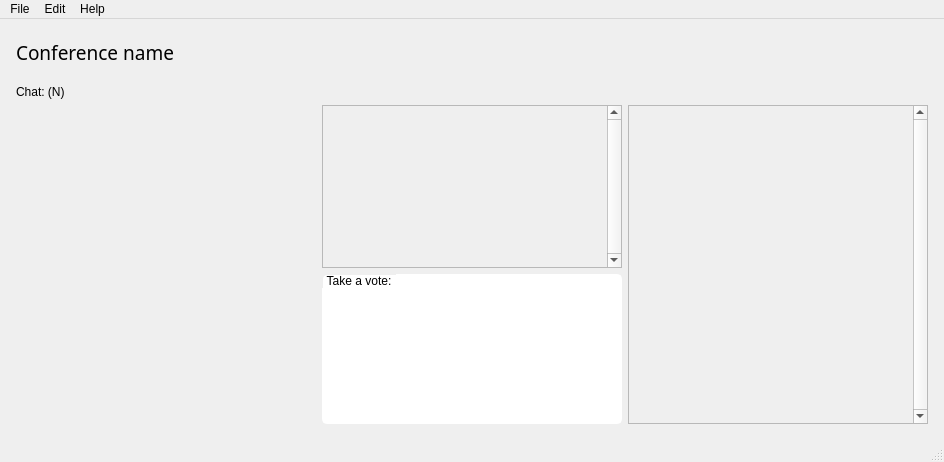
Qt form ServerGui/main_window.ui (akru/conference-speaker-server) before a commit.
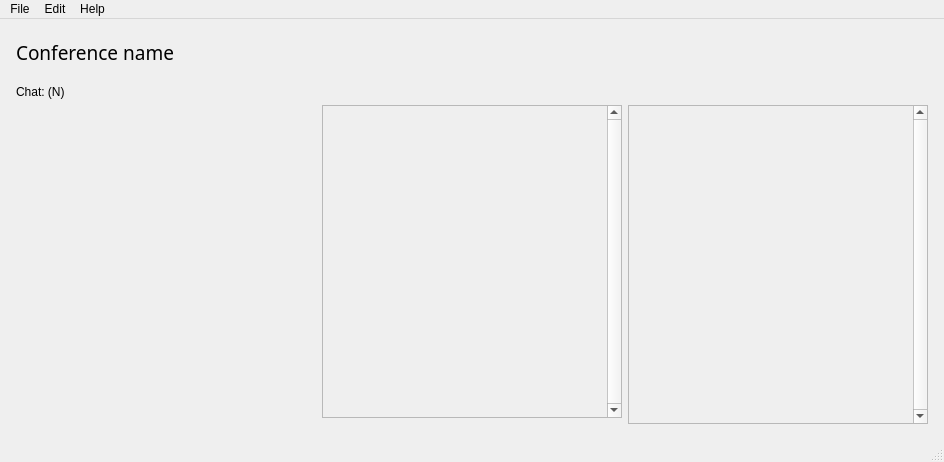
The same form after that commit.

Patch:
```diff
--- a/ServerGui/main_window.ui
+++ b/ServerGui/main_window.ui
@@ -131,56 +131,6 @@
     <item row="4" column="0" rowspan="2">
      <layout class="QVBoxLayout" name="channelBox"/>
     </item>
-    <item row="5" column="1">
-     <widget class="QGroupBox" name="voteBox">
-      <property name="minimumSize">
-       <size>
-        <width>300</width>
-        <height>150</height>
-       </size>
-      </property>
-      <property name="maximumSize">
-       <size>
-        <width>300</width>
-        <height>150</height>
-       </size>
-      </property>
-      <property name="styleSheet">
-       <string notr="true">QGroupBox {
-     background-color: white;
-     border: 2px solid white;
-     border-radius: 5px;
-     margin-top: 3ex; /* leave space at the top for the title */
- }
-
- QGroupBox::title {
-     subcontrol-origin: margin;
-     subcontrol-position: top left; /* position at the top center */
-     padding: 0 3px;
- }</string>
-      </property>
-      <property name="title">
-       <string>Take a vote:</string>
-      </property>
-      <layout class="QVBoxLayout" name="verticalLayout_4">
-       <property name="spacing">
-        <number>0</number>
-       </property>
-       <property name="leftMargin">
-        <number>8</number>
-       </property>
-       <property name="topMargin">
-        <number>8</number>
-       </property>
-       <property name="rightMargin">
-        <number>8</number>
-       </property>
-       <property name="bottomMargin">
-        <number>0</number>
-       </property>
-      </layout>
-     </widget>
-    </item>
     <item row="3" column="0">
      <widget class="QLabel" name="chatLabel">
       <property name="text">
@@ -217,7 +167,7 @@
          <x>0</x>
          <y>0</y>
          <width>281</width>
-         <height>155</height>
+         <height>305</height>
         </rect>
        </property>
        <layout class="QVBoxLayout" name="verticalLayout_3">
```
Left out of the diff: 9 changed lines with no effect on the pictures.
